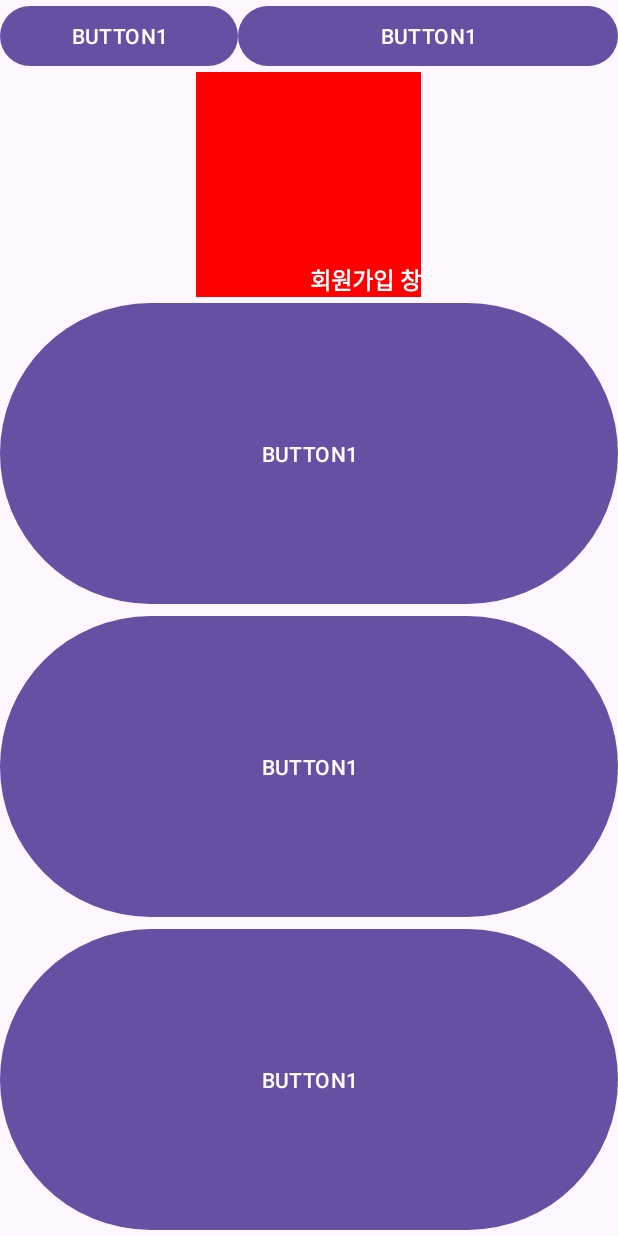
After one commit to chocozzang/K230327_Android_Lab_Pra, an Android app: the JoinActivity screen opened directly, with no data from a screen before it, on a phone screen of 412 x 824 dp. The commit adds this screen. Run offline under Robolectric (Android 15) with nearby library versions, the phone set to English and light mode, and no system bars.

Commit message:
layout practice 230719

```diff
--- /dev/null
+++ b/test6_jjh/src/main/java/com/example/test6_jjh/JoinActivity.kt
@@ -0,0 +1,11 @@
+package com.example.test6_jjh
+
+import androidx.appcompat.app.AppCompatActivity
+import android.os.Bundle
+
+class JoinActivity : AppCompatActivity() {
+    override fun onCreate(savedInstanceState: Bundle?) {
+        super.onCreate(savedInstanceState)
+        setContentView(R.layout.activity_join)
+    }
+}
--- /dev/null
+++ b/test6_jjh/src/main/res/layout/activity_join.xml
@@ -0,0 +1,60 @@
+<?xml version="1.0" encoding="utf-8"?>
+
+<LinearLayout xmlns:android="http://schemas.android.com/apk/res/android"
+    xmlns:app="http://schemas.android.com/apk/res-auto"
+    xmlns:tools="http://schemas.android.com/tools"
+    android:layout_width="match_parent"
+    android:layout_height="match_parent"
+    tools:context=".JoinActivity"
+    android:orientation="vertical">
+
+    <LinearLayout
+        android:layout_width="match_parent"
+        android:layout_height="wrap_content"
+        android:orientation="horizontal">
+        <Button
+            android:layout_width="wrap_content"
+            android:layout_height="wrap_content"
+            android:text="BUTTON1"
+            android:layout_weight="1"/>
+        <Button
+            android:layout_width="wrap_content"
+            android:layout_height="wrap_content"
+            android:text="BUTTON1"
+            android:layout_weight="3"/>
+    </LinearLayout>
+
+    <TextView
+            android:layout_width="150dp"
+            android:layout_height="150dp"
+            android:layout_gravity="center_horizontal"
+            android:background="#FF0000"
+            android:gravity="right|bottom"
+            android:text="회원가입 창"
+            android:textColor="#FFFFFF"
+            android:textSize="15dp"
+            android:textStyle="bold"></TextView>
+
+    <LinearLayout
+        android:layout_width="match_parent"
+        android:layout_height="match_parent"
+        android:orientation="vertical">
+        <Button
+            android:layout_width="match_parent"
+            android:layout_height="0dp"
+            android:text="BUTTON1"
+            android:layout_weight="1"/>
+        <Button
+            android:layout_width="match_parent"
+            android:layout_height="0dp"
+            android:text="BUTTON1"
+            android:layout_weight="1"/>
+        <Button
+            android:layout_width="match_parent"
+            android:layout_height="0dp"
+            android:text="BUTTON1"
+            android:layout_weight="1"/>
+
+    </LinearLayout>
+
+</LinearLayout>
```
Also changed, not shown: test6_jjh/src/main/AndroidManifest.xml (+6 -5 lines), test6_jjh/src/main/java/com/example/test6_jjh/LoginActivity.kt (added, +11 -0 lines), test6_jjh/src/main/java/com/example/test6_jjh/MainActivity.kt (+7 -0 lines), test6_jjh/src/main/res/layout/activity_login.xml (added, +27 -0 lines), test6_jjh/src/main/res/layout/activity_main.xml (+12 -10 lines).
